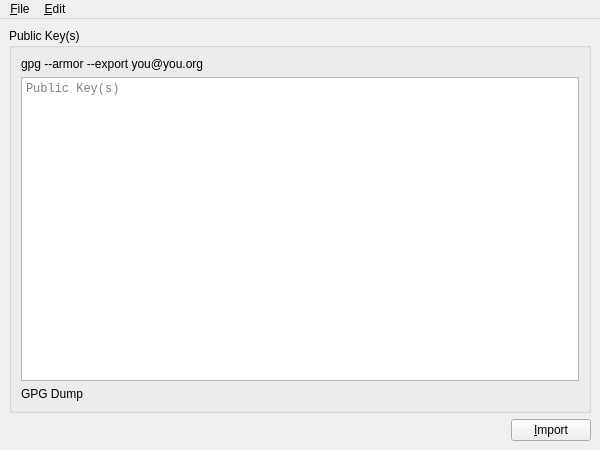
Old version of the form branches/trunk/UI/spot-on-rosetta-gpg-import.ui in the repository textbrowser/spot-on.
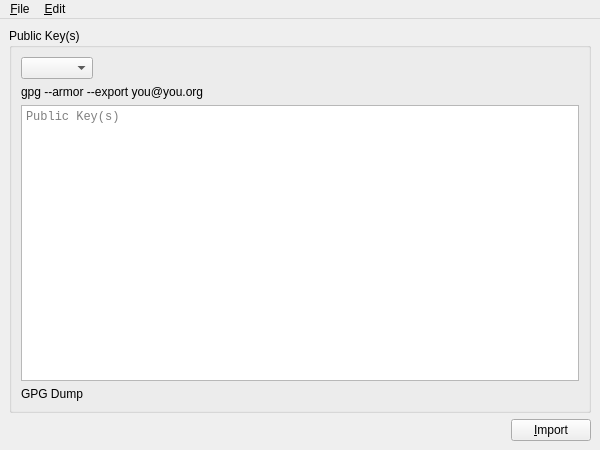
New version of the form. Icons and pictures are not drawn.

Commit message: Many GPG key pairs.

```diff
--- a/branches/trunk/UI/spot-on-rosetta-gpg-import.ui
+++ b/branches/trunk/UI/spot-on-rosetta-gpg-import.ui
@@ -22,6 +22,30 @@
        <string>Public Key(s)</string>
       </property>
       <layout class="QVBoxLayout" name="verticalLayout_3">
+       <item>
+        <layout class="QHBoxLayout" name="horizontalLayout_2">
+         <item>
+          <widget class="QComboBox" name="email_addresses">
+           <property name="sizeAdjustPolicy">
+            <enum>QComboBox::AdjustToContents</enum>
+           </property>
+          </widget>
+         </item>
+         <item>
+          <spacer name="horizontalSpacer_2">
+           <property name="orientation">
+            <enum>Qt::Horizontal</enum>
+           </property>
+           <property name="sizeHint" stdset="0">
+            <size>
+             <width>40</width>
+             <height>20</height>
+            </size>
+           </property>
+          </spacer>
+         </item>
+        </layout>
+       </item>
        <item>
         <widget class="QLabel" name="label_2">
          <property name="text">
```
Left out of the diff: 3 changed lines with no effect on the pictures. The commit also changes 1 other file.
